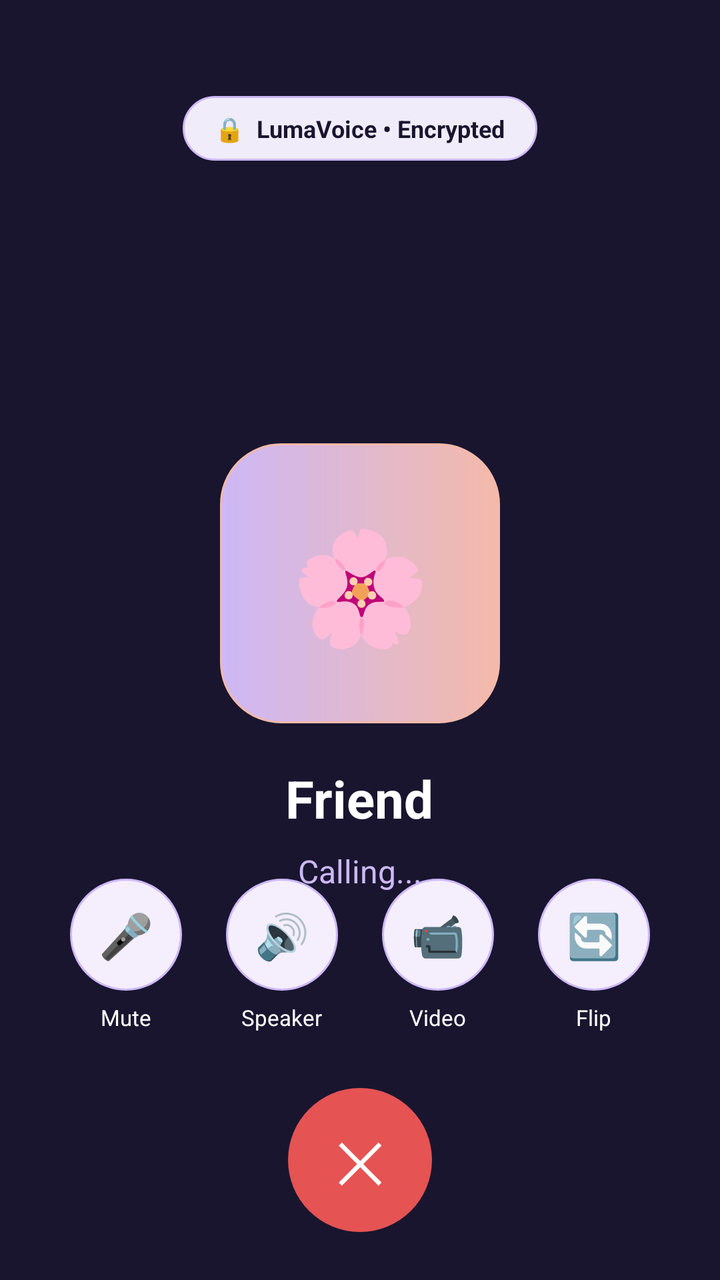
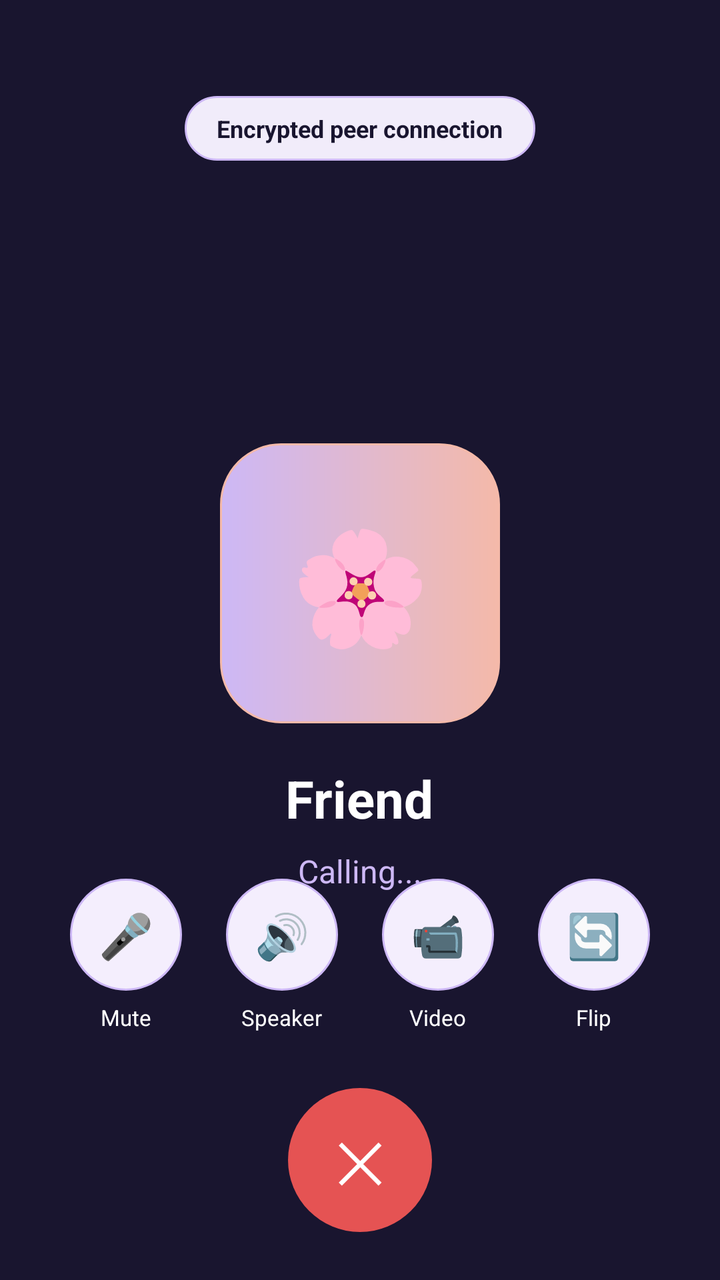

Screens rendered from an Android XML layout before and after an edit, with the pre-edit source and the edit as a unified diff.
<!-- AndroidManifest.xml: application theme Theme.LumaChat -->
<!-- res/layout/activity_call.xml -->
<?xml version="1.0" encoding="utf-8"?>
<FrameLayout xmlns:android="http://schemas.android.com/apk/res/android"
    android:layout_width="match_parent"
    android:layout_height="match_parent"
    android:background="@color/midnight_navy">

    
    <FrameLayout
        android:id="@+id/layoutVideoView"
        android:layout_width="match_parent"
        android:layout_height="match_parent"
        android:visibility="gone">

        
        <LinearLayout
            android:layout_width="match_parent"
            android:layout_height="match_parent"
            android:orientation="vertical"
            android:gravity="center"
            android:background="#1E1933">

            <TextView
                android:id="@+id/tvVideoPeerAvatar"
                android:layout_width="140dp"
                android:layout_height="140dp"
                android:gravity="center"
                android:text="🌸"
                android:textSize="64sp"
                android:background="@drawable/button_background" />

            <TextView
                android:id="@+id/tvVideoPeerName"
                android:layout_width="wrap_content"
                android:layout_height="wrap_content"
                android:text="Ananya Sharma"
                android:textColor="@color/card_white"
                android:textSize="22sp"
                android:textStyle="bold"
                android:layout_marginTop="16dp" />

            <TextView
                android:layout_width="wrap_content"
                android:layout_height="wrap_content"
                android:text="📹 HD Video Feed Active"
                android:textColor="#CDB8F6"
                android:textSize="12sp"
                android:layout_marginTop="6dp" />
        </LinearLayout>

        
        <FrameLayout
            android:id="@+id/layoutPipSelfie"
            android:layout_width="100dp"
            android:layout_height="140dp"
            android:layout_gravity="top|end"
            android:layout_margin="20dp"
            android:layout_marginTop="60dp"
            android:background="@drawable/card_background"
            android:elevation="8dp">

            <LinearLayout
                android:layout_width="match_parent"
                android:layout_height="match_parent"
                android:orientation="vertical"
                android:gravity="center"
                android:background="#2E284A"
                android:padding="8dp">

                <TextView
                    android:id="@+id/tvPipAvatar"
                    android:layout_width="48dp"
                    android:layout_height="48dp"
                    android:gravity="center"
                    android:text="⚡"
                    android:textSize="22sp"
                    android:background="@drawable/button_background" />

                <TextView
                    android:layout_width="wrap_content"
                    android:layout_height="wrap_content"
                    android:text="You"
                    android:textColor="@color/card_white"
                    android:textSize="11sp"
                    android:textStyle="bold"
                    android:layout_marginTop="6dp" />
            </LinearLayout>
        </FrameLayout>
    </FrameLayout>

    
    <LinearLayout
        android:id="@+id/layoutVoiceContainer"
        android:layout_width="match_parent"
        android:layout_height="match_parent"
        android:orientation="vertical"
        android:gravity="center_horizontal"
        android:padding="24dp">

        
        <LinearLayout
            android:layout_width="wrap_content"
            android:layout_height="wrap_content"
            android:orientation="horizontal"
            android:gravity="center"
            android:layout_marginTop="24dp"
            android:paddingHorizontal="16dp"
            android:paddingVertical="8dp"
            android:background="@drawable/input_field">

            <TextView
                android:id="@+id/tvCallSecurityBadge"
                android:layout_width="wrap_content"
                android:layout_height="wrap_content"
                android:text="🔒  LumaVoice • Encrypted"
                android:textSize="12sp"
                android:textStyle="bold"
                android:textColor="@color/midnight_navy" />
        </LinearLayout>

        <View
            android:layout_width="match_parent"
            android:layout_height="0dp"
            android:layout_weight="1" />

        
        <FrameLayout
            android:layout_width="140dp"
            android:layout_height="140dp">

            <TextView
                android:id="@+id/tvCallAvatar"
                android:layout_width="140dp"
                android:layout_height="140dp"
                android:gravity="center"
                android:text="🌸"
                android:textSize="56sp"
                android:background="@drawable/button_background" />
        </FrameLayout>

        
        <TextView
            android:id="@+id/tvCallName"
            android:layout_width="wrap_content"
            android:layout_height="wrap_content"
            android:layout_marginTop="20dp"
            android:text="Friend"
            android:textSize="26sp"
            android:textStyle="bold"
            android:textColor="@color/card_white" />

        
        <TextView
            android:id="@+id/tvCallTimer"
            android:layout_width="wrap_content"
            android:layout_height="wrap_content"
            android:layout_marginTop="8dp"
            android:text="Calling..."
            android:textSize="16sp"
            android:textColor="#CDB8F6" />

        <View
            android:layout_width="match_parent"
            android:layout_height="0dp"
            android:layout_weight="1.2" />
    </LinearLayout>

    
    <LinearLayout
        android:layout_width="match_parent"
        android:layout_height="wrap_content"
        android:layout_gravity="bottom"
        android:orientation="vertical"
        android:padding="24dp">

        
        <LinearLayout
            android:id="@+id/layoutInCallControls"
            android:layout_width="match_parent"
            android:layout_height="wrap_content"
            android:orientation="vertical"
            android:gravity="center">

            
            <LinearLayout
                android:layout_width="match_parent"
                android:layout_height="wrap_content"
                android:orientation="horizontal"
                android:gravity="center"
                android:layout_marginBottom="28dp">

                
                <LinearLayout
                    android:id="@+id/btnMute"
                    android:layout_width="0dp"
                    android:layout_height="wrap_content"
                    android:layout_weight="1"
                    android:gravity="center"
                    android:orientation="vertical"
                    android:clickable="true"
                    android:focusable="true">

                    <TextView
                        android:id="@+id/iconMute"
                        android:layout_width="56dp"
                        android:layout_height="56dp"
                        android:gravity="center"
                        android:text="🎤"
                        android:textSize="22sp"
                        android:background="@drawable/call_btn_round" />

                    <TextView
                        android:id="@+id/lblMute"
                        android:layout_width="wrap_content"
                        android:layout_height="wrap_content"
                        android:layout_marginTop="6dp"
                        android:text="Mute"
                        android:textSize="11sp"
                        android:textColor="@color/card_white" />
                </LinearLayout>

                
                <LinearLayout
                    android:id="@+id/btnSpeaker"
                    android:layout_width="0dp"
                    android:layout_height="wrap_content"
                    android:layout_weight="1"
                    android:gravity="center"
                    android:orientation="vertical"
                    android:clickable="true"
                    android:focusable="true">

                    <TextView
                        android:id="@+id/iconSpeaker"
                        android:layout_width="56dp"
                        android:layout_height="56dp"
                        android:gravity="center"
                        android:text="🔊"
                        android:textSize="22sp"
                        android:background="@drawable/call_btn_round" />

                    <TextView
                        android:id="@+id/lblSpeaker"
                        android:layout_width="wrap_content"
                        android:layout_height="wrap_content"
                        android:layout_marginTop="6dp"
                        android:text="Speaker"
                        android:textSize="11sp"
                        android:textColor="@color/card_white" />
                </LinearLayout>

                
                <LinearLayout
                    android:id="@+id/btnToggleVideo"
                    android:layout_width="0dp"
                    android:layout_height="wrap_content"
                    android:layout_weight="1"
                    android:gravity="center"
                    android:orientation="vertical"
                    android:clickable="true"
                    android:focusable="true">

                    <TextView
                        android:id="@+id/iconVideo"
                        android:layout_width="56dp"
                        android:layout_height="56dp"
                        android:gravity="center"
                        android:text="📹"
                        android:textSize="22sp"
                        android:background="@drawable/call_btn_round" />

                    <TextView
                        android:id="@+id/lblVideo"
                        android:layout_width="wrap_content"
                        android:layout_height="wrap_content"
                        android:layout_marginTop="6dp"
                        android:text="Video"
                        android:textSize="11sp"
                        android:textColor="@color/card_white" />
                </LinearLayout>

                
                <LinearLayout
                    android:id="@+id/btnFlipCamera"
                    android:layout_width="0dp"
                    android:layout_height="wrap_content"
                    android:layout_weight="1"
                    android:gravity="center"
                    android:orientation="vertical"
                    android:clickable="true"
                    android:focusable="true">

                    <TextView
                        android:layout_width="56dp"
                        android:layout_height="56dp"
                        android:gravity="center"
                        android:text="🔄"
                        android:textSize="22sp"
                        android:background="@drawable/call_btn_round" />

                    <TextView
                        android:layout_width="wrap_content"
                        android:layout_height="wrap_content"
                        android:layout_marginTop="6dp"
                        android:text="Flip"
                        android:textSize="11sp"
                        android:textColor="@color/card_white" />
                </LinearLayout>
            </LinearLayout>

            
            <TextView
                android:id="@+id/btnEndCall"
                android:layout_width="72dp"
                android:layout_height="72dp"
                android:gravity="center"
                android:text="✕"
                android:textSize="28sp"
                android:textColor="@color/card_white"
                android:background="@drawable/call_end_btn"
                android:clickable="true"
                android:focusable="true" />
        </LinearLayout>

        
        <LinearLayout
            android:id="@+id/layoutIncomingControls"
            android:layout_width="match_parent"
            android:layout_height="wrap_content"
            android:orientation="horizontal"
            android:gravity="center"
            android:visibility="gone">

            
            <LinearLayout
                android:id="@+id/btnDeclineCall"
                android:layout_width="0dp"
                android:layout_height="wrap_content"
                android:layout_weight="1"
                android:gravity="center"
                android:orientation="vertical"
                android:clickable="true"
                android:focusable="true">

                <TextView
                    android:layout_width="72dp"
                    android:layout_height="72dp"
                    android:gravity="center"
                    android:text="✕"
                    android:textSize="28sp"
                    android:textColor="@color/card_white"
                    android:background="@drawable/call_end_btn" />

                <TextView
                    android:layout_width="wrap_content"
                    android:layout_height="wrap_content"
                    android:layout_marginTop="8dp"
                    android:text="Decline"
                    android:textSize="13sp"
                    android:textStyle="bold"
                    android:textColor="#F44336" />
            </LinearLayout>

            
            <LinearLayout
                android:id="@+id/btnAcceptCall"
                android:layout_width="0dp"
                android:layout_height="wrap_content"
                android:layout_weight="1"
                android:gravity="center"
                android:orientation="vertical"
                android:clickable="true"
                android:focusable="true">

                <TextView
                    android:layout_width="72dp"
                    android:layout_height="72dp"
                    android:gravity="center"
                    android:text="📞"
                    android:textSize="28sp"
                    android:textColor="@color/card_white"
                    android:background="@drawable/call_answer_btn" />

                <TextView
                    android:layout_width="wrap_content"
                    android:layout_height="wrap_content"
                    android:layout_marginTop="8dp"
                    android:text="Accept"
                    android:textSize="13sp"
                    android:textStyle="bold"
                    android:textColor="#4CAF50" />
            </LinearLayout>
        </LinearLayout>

    </LinearLayout>

</FrameLayout>
<!-- resources referenced by this layout -->
<resources>
  <color name="card_white">#FFFFFF</color>
  <color name="midnight_navy">#19152F</color>
  <!-- drawable button_background (drawable) -->
  <?xml version="1.0" encoding="utf-8"?>
  <shape xmlns:android="http://schemas.android.com/apk/res/android"
      android:shape="rectangle">
  
      <gradient
          android:startColor="@color/lavender"
          android:endColor="@color/soft_peach"
          android:angle="0" />
  
      <corners android:radius="30dp" />
  
      <stroke
          android:width="1dp"
          android:color="@color/soft_peach" />
  
  </shape>
  <!-- drawable call_answer_btn (drawable) -->
  <?xml version="1.0" encoding="utf-8"?>
  <shape xmlns:android="http://schemas.android.com/apk/res/android"
      android:shape="oval">
      <solid android:color="#4CAF50" />
  </shape>
  <!-- drawable call_btn_round (drawable) -->
  <?xml version="1.0" encoding="utf-8"?>
  <shape xmlns:android="http://schemas.android.com/apk/res/android"
      android:shape="oval">
      <solid android:color="@color/surface_highlight" />
      <stroke
          android:width="1dp"
          android:color="@color/lavender" />
  </shape>
  <!-- drawable call_end_btn (drawable) -->
  <?xml version="1.0" encoding="utf-8"?>
  <shape xmlns:android="http://schemas.android.com/apk/res/android"
      android:shape="oval">
      <solid android:color="@color/red_danger" />
  </shape>
  <!-- drawable card_background (drawable) -->
  <?xml version="1.0" encoding="utf-8"?>
  <shape xmlns:android="http://schemas.android.com/apk/res/android"
      android:shape="rectangle">
  
      <solid android:color="@color/card_white" />
  
      <corners android:radius="28dp" />
  
      <stroke
          android:width="1dp"
          android:color="@color/border_color" />
  
      <padding
          android:left="20dp"
          android:top="20dp"
          android:right="20dp"
          android:bottom="20dp" />
  
  </shape>
  <!-- drawable input_field (drawable) -->
  <?xml version="1.0" encoding="utf-8"?>
  <shape xmlns:android="http://schemas.android.com/apk/res/android"
      android:shape="rectangle">
  
      <solid android:color="@color/input_background" />
  
      <corners android:radius="16dp" />
  
      <stroke
          android:width="1dp"
          android:color="@color/lavender" />
  
      <padding
          android:left="16dp"
          android:right="16dp"
          android:top="8dp"
          android:bottom="8dp" />
  
  </shape>
  <style name="Theme.LumaChat" parent="Base.Theme.LumaChat" />
  <color name="lavender">#CDB8F6</color>
  <color name="soft_peach">#F4B9A9</color>
  <color name="surface_highlight">#F4EEFD</color>
  <color name="red_danger">#E55353</color>
  <color name="border_color">#E5DDF0</color>
  <color name="input_background">#F1ECFA</color>
  <style name="Base.Theme.LumaChat" parent="Theme.Material3.DayNight.NoActionBar">
          
          
      </style>
</resources>

<!-- the commit's change to res/layout/activity_call.xml (unified diff, before → after) -->
@@ -41,7 +41,7 @@
             <TextView
                 android:layout_width="wrap_content"
                 android:layout_height="wrap_content"
-                android:text="📹 HD Video Feed Active"
+                android:text="Video feed active"
                 android:textColor="#CDB8F6"
                 android:textSize="12sp"
                 android:layout_marginTop="6dp" />
@@ -111,7 +111,7 @@
                 android:id="@+id/tvCallSecurityBadge"
                 android:layout_width="wrap_content"
                 android:layout_height="wrap_content"
-                android:text="🔒  LumaVoice • Encrypted"
+                android:text="Encrypted peer connection"
                 android:textSize="12sp"
                 android:textStyle="bold"
                 android:textColor="@color/midnight_navy" />
